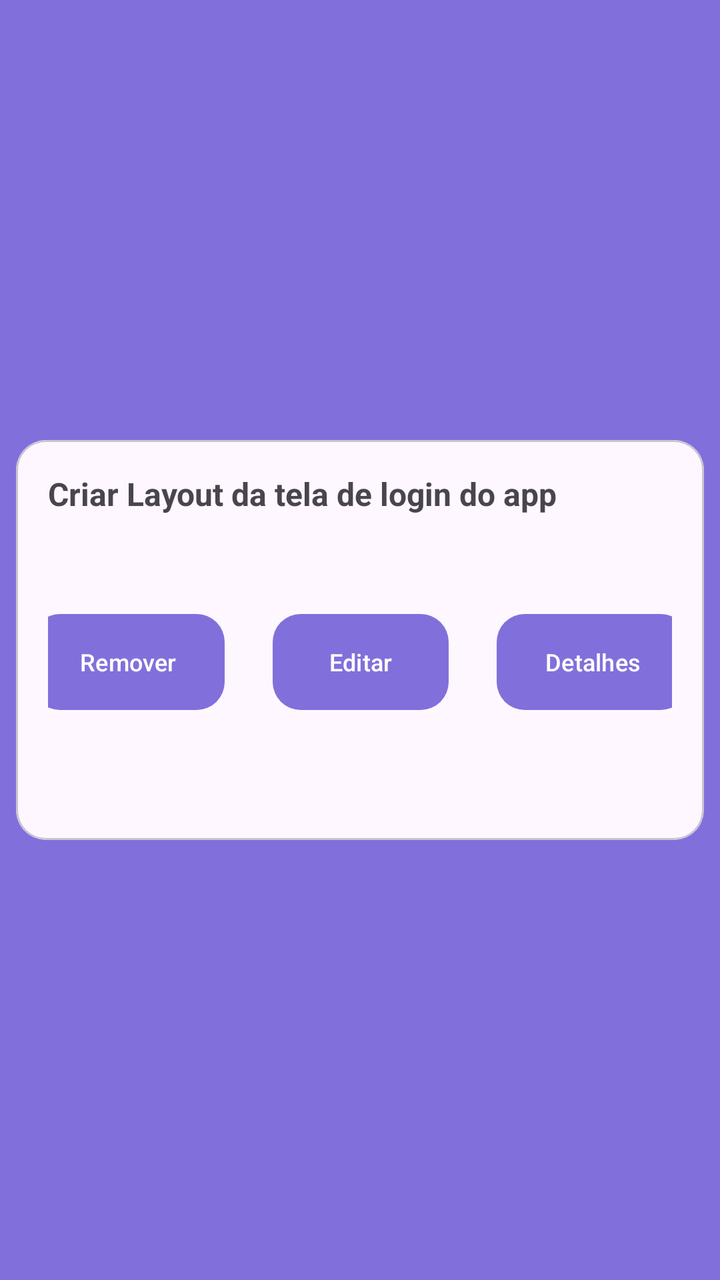
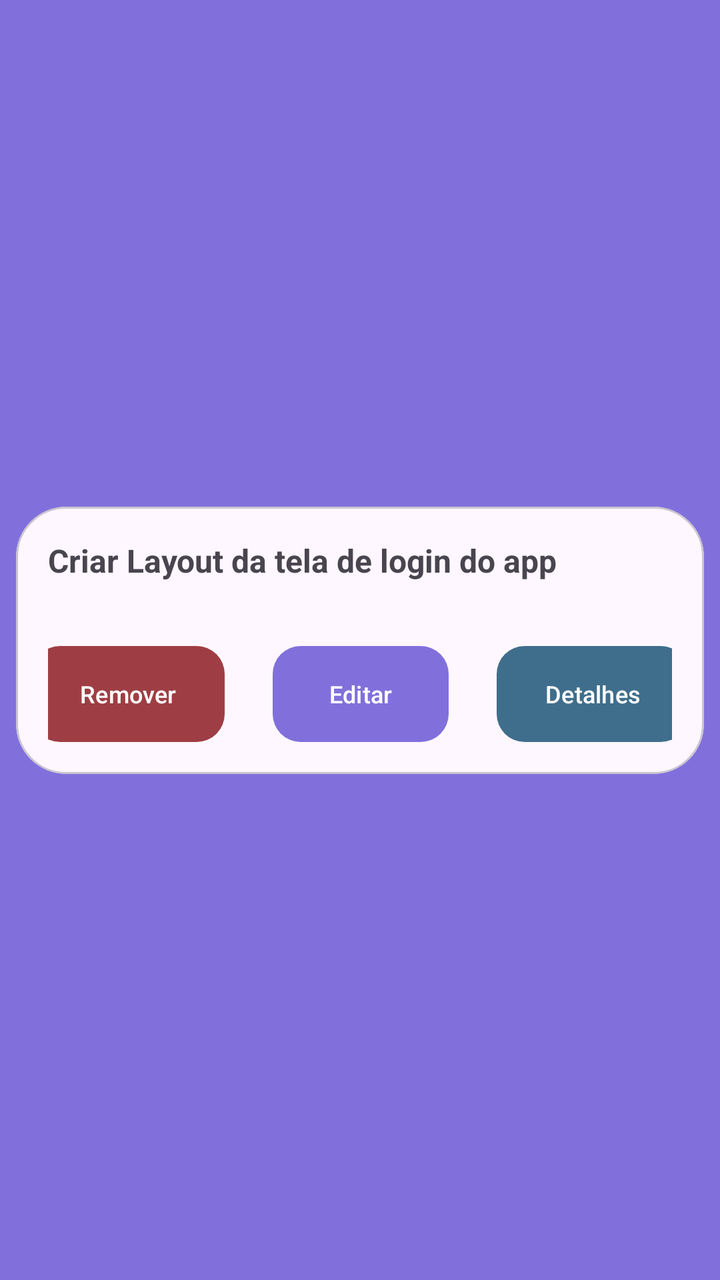

Before-and-after screenshots of an Android layout around one commit, followed by the original layout XML and the change that was made.
<!-- AndroidManifest.xml: application theme Theme.Kanban -->
<!-- res/layout/item_task.xml -->
<?xml version="1.0" encoding="utf-8"?>
<androidx.constraintlayout.widget.ConstraintLayout xmlns:android="http://schemas.android.com/apk/res/android"
    xmlns:tools="http://schemas.android.com/tools"
    android:layout_width="match_parent"
    android:layout_height="wrap_content"
    android:id="@+id/ConstraintLayout1"
    xmlns:app="http://schemas.android.com/apk/res-auto">


    <com.google.android.material.card.MaterialCardView
        android:layout_width="match_parent"
        android:layout_height="200dp"
        android:layout_margin="8dp"
        app:cardCornerRadius="15dp"
        app:layout_constraintBottom_toBottomOf="parent"
        app:layout_constraintEnd_toEndOf="parent"
        app:flow_horizontalBias="0.5"
        app:layout_constraintStart_toStartOf="parent"
        app:layout_constraintTop_toTopOf="parent">

        <androidx.constraintlayout.widget.ConstraintLayout
            android:layout_width="match_parent"
            android:layout_height="match_parent"
            android:id="@+id/ConstraintLayout2"
            android:padding="16dp">

            <TextView
                android:id="@+id/textDescription"
                android:layout_width="match_parent"
                android:layout_height="wrap_content"
                android:text="Criar Layout da tela de login do app"
                android:textSize="16sp"
                android:textStyle="bold"
                app:layout_constraintEnd_toEndOf="parent"
                app:layout_constraintStart_toStartOf="parent"
                app:layout_constraintTop_toTopOf="parent" />

            <com.google.android.material.button.MaterialButton
                android:id="@+id/buttonDelete"
                android:layout_width="wrap_content"
                android:layout_height="48dp"
                android:background="@drawable/bg_btn"
                android:backgroundTint="@color/color_delete"
                android:text="Remover"
                android:textAllCaps="false"
                android:textSize="12sp"
                app:flow_verticalBias="0.5"
                app:layout_constraintBottom_toBottomOf="@+id/buttonEdit"
                app:layout_constraintEnd_toStartOf="@+id/buttonEdit"
                app:layout_constraintHorizontal_bias="0.5"
                app:layout_constraintHorizontal_chainStyle="packed"
                app:layout_constraintStart_toStartOf="parent"
                app:layout_constraintTop_toTopOf="@+id/buttonEdit" />

            <com.google.android.material.button.MaterialButton
                android:id="@+id/buttonEdit"
                android:layout_width="wrap_content"
                android:layout_height="48dp"
                android:background="@drawable/bg_btn"
                android:backgroundTint="@color/color_default"
                android:text="Editar"
                android:textAllCaps="false"
                android:textSize="12sp"
                android:layout_marginHorizontal="24dp"
                app:layout_constraintBottom_toBottomOf="parent"
                app:layout_constraintEnd_toStartOf="@+id/buttonDetails"
                app:layout_constraintHorizontal_bias="0.5"
                app:layout_constraintStart_toEndOf="@+id/buttonDelete"
                app:layout_constraintTop_toBottomOf="@+id/textDescription"
                app:layout_constraintVertical_bias="0.5"/>

            <com.google.android.material.button.MaterialButton
                android:id="@+id/buttonDetails"
                android:layout_width="wrap_content"
                android:layout_height="48dp"
                android:background="@drawable/bg_btn"
                android:backgroundTint="@color/color_details"
                android:text="Detalhes"
                android:textAllCaps="false"
                android:textSize="12sp"
                app:layout_constraintBottom_toBottomOf="@+id/buttonEdit"
                app:layout_constraintEnd_toEndOf="parent"
                app:layout_constraintHorizontal_bias="0.5"
                app:layout_constraintStart_toEndOf="@+id/buttonEdit"
                app:layout_constraintTop_toTopOf="@+id/buttonEdit" />


        </androidx.constraintlayout.widget.ConstraintLayout>
    </com.google.android.material.card.MaterialCardView>


</androidx.constraintlayout.widget.ConstraintLayout>
<!-- resources referenced by this layout -->
<resources>
  <color name="color_default">#8170DB</color>
  <color name="color_delete">#EF9A9A</color>
  <color name="color_details">#80DEEA</color>
  <!-- drawable bg_btn (drawable) -->
  <?xml version="1.0" encoding="utf-8"?>
  <shape xmlns:android="http://schemas.android.com/apk/res/android"
      android:shape="rectangle">
  
      <solid android:color="@color/white"/>
      <corners android:radius="14dp"/>
  
  </shape>
  <style name="Theme.Kanban" parent="Base.Theme.Kanban" />
  <color name="white">#FFFFFFFF</color>
  <style name="Base.Theme.Kanban" parent="Theme.Material3.DayNight.NoActionBar">
          
          
          <item name="colorPrimary">@color/color_default</item>
          <item name="colorPrimaryVariant">@color/color_default</item>
          <item name="android:windowBackground">@color/color_default</item>
      </style>
</resources>

<!-- the commit's change to res/layout/item_task.xml (unified diff, before → after) -->
@@ -9,9 +9,9 @@
 
     <com.google.android.material.card.MaterialCardView
         android:layout_width="match_parent"
-        android:layout_height="200dp"
+        android:layout_height="wrap_content"
         android:layout_margin="8dp"
-        app:cardCornerRadius="15dp"
+        app:cardCornerRadius="25dp"
         app:layout_constraintBottom_toBottomOf="parent"
         app:layout_constraintEnd_toEndOf="parent"
         app:flow_horizontalBias="0.5"
@@ -39,8 +39,8 @@
                 android:id="@+id/buttonDelete"
                 android:layout_width="wrap_content"
                 android:layout_height="48dp"
+                app:backgroundTint="@color/color_delete"
                 android:background="@drawable/bg_btn"
-                android:backgroundTint="@color/color_delete"
                 android:text="Remover"
                 android:textAllCaps="false"
                 android:textSize="12sp"
@@ -57,10 +57,11 @@
                 android:layout_width="wrap_content"
                 android:layout_height="48dp"
                 android:background="@drawable/bg_btn"
-                android:backgroundTint="@color/color_default"
+                app:backgroundTint="@color/color_default"
                 android:text="Editar"
                 android:textAllCaps="false"
                 android:textSize="12sp"
+                android:layout_marginTop="32dp"
                 android:layout_marginHorizontal="24dp"
                 app:layout_constraintBottom_toBottomOf="parent"
                 app:layout_constraintEnd_toStartOf="@+id/buttonDetails"
@@ -74,7 +75,7 @@
                 android:layout_width="wrap_content"
                 android:layout_height="48dp"
                 android:background="@drawable/bg_btn"
-                android:backgroundTint="@color/color_details"
+                app:backgroundTint="@color/color_details"
                 android:text="Detalhes"
                 android:textAllCaps="false"
                 android:textSize="12sp"
<!-- resource entries referenced after the edit -->
@@ -1,8 +1,8 @@
 <!-- resources referenced by this layout -->
 <resources>
   <color name="color_default">#8170DB</color>
-  <color name="color_delete">#EF9A9A</color>
-  <color name="color_details">#80DEEA</color>
+  <color name="color_delete">#9E3E44</color>
+  <color name="color_details">#3F6E8C</color>
   <!-- drawable bg_btn (drawable) -->
   <?xml version="1.0" encoding="utf-8"?>
   <shape xmlns:android="http://schemas.android.com/apk/res/android"
